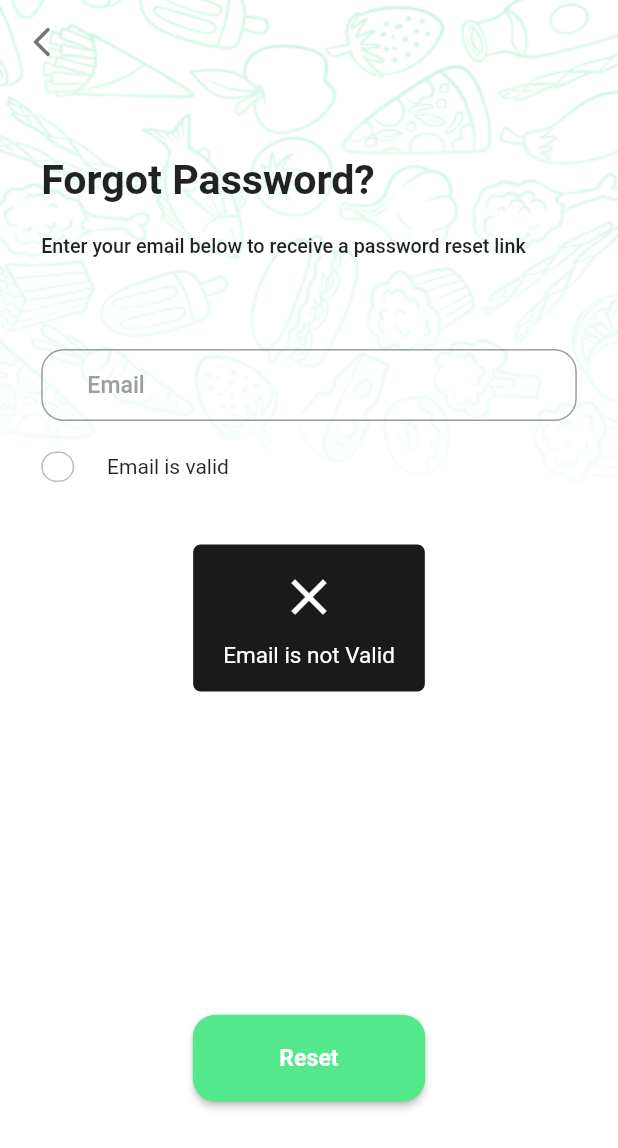
After one commit to newnormal-arch/food_ninja_ui, a Flutter app: the ForgotPasswordScreen screen opened by its route, after a tap on "Reset", on a phone screen of 412 x 824 dp. The commit adds this screen. Shown: the top 1148 px of the screen. Run offline on Flutter 3.47's test engine with Material 2 defaults, Android fonts, the phone set to English and light mode, and no system bars; our stand-ins replace email_validator, flutter_easyloading.

Commit message:
added forgot password page

```diff
--- a/lib/routes.dart
+++ b/lib/routes.dart
@@ -1,4 +1,5 @@
 import 'package:flutter/material.dart';
+import 'package:food_ninja_ui/screens/forgot%20password/forgotpassword.dart';
 import 'screens/login screen/login.dart';
 import 'screens/onboarding screen/onboarding.dart';
 import 'screens/register screen/register.dart';
@@ -11,4 +12,5 @@ final Map<String, WidgetBuilder> routes = {
   OnboardingScreen.routeName: (context) => const OnboardingScreen(),
   LoginScreen.routeName: (context) => const LoginScreen(),
   RegisterScreen.routeName: (context) => const RegisterScreen(),
+  ForgotPasswordScreen.routeName: (context) => const ForgotPasswordScreen(),
 };
--- /dev/null
+++ b/lib/screens/forgot password/forgotpassword.dart
@@ -0,0 +1,164 @@
+import 'package:email_validator/email_validator.dart';
+import 'package:flutter/material.dart';
+import 'package:flutter_easyloading/flutter_easyloading.dart';
+import 'package:food_ninja_ui/screens/login%20screen/login.dart';
+import 'package:food_ninja_ui/size_config.dart';
+
+import '../../constants.dart';
+import '../../widgets/default_button.dart';
+
+class ForgotPasswordScreen extends StatefulWidget {
+  const ForgotPasswordScreen({Key? key}) : super(key: key);
+  static const String routeName = "forgot-password";
+
+  @override
+  State<ForgotPasswordScreen> createState() => _ForgotPasswordScreenState();
+}
+
+class _ForgotPasswordScreenState extends State<ForgotPasswordScreen> {
+  bool _isEmailValid = false;
+  final _emailController = TextEditingController();
+
+  onEmailChanged(String email) {
+    setState(() {
+      _isEmailValid = false;
+      if (EmailValidator.validate(email)) _isEmailValid = true;
+    });
+  }
+
+  @override
+  Widget build(BuildContext context) {
+    return Scaffold(
+      extendBodyBehindAppBar: true,
+      appBar: AppBar(
+        elevation: 0,
+        backgroundColor: Colors.transparent,
+        leading: IconButton(
+          onPressed: () => Navigator.of(context).pop(),
+          icon: const Icon(
+            Icons.arrow_back_ios_new_rounded,
+            color: Colors.black54,
+          ),
+        ),
+      ),
+      body: Container(
+        height: MediaQuery.of(context).size.height,
+        width: MediaQuery.of(context).size.width,
+        decoration: const BoxDecoration(
+          image: DecorationImage(
+            image: AssetImage('assets/images/Background.png'),
+            fit: BoxFit.fill,
+          ),
+        ),
+        child: SingleChildScrollView(
+          child: Padding(
+            padding: EdgeInsets.symmetric(
+              horizontal: getProportionateScreenWidth(25),
+            ),
+            child: Column(
+              crossAxisAlignment: CrossAxisAlignment.start,
+              children: [
+                SizedBox(
+                  height: getProportionateScreenHeight(103),
+                ),
+                Text(
+                  'Forgot Password?',
+                  style: TextStyle(
+                    fontSize: getProportionateScreenWidth(25),
+                    fontWeight: FontWeight.w600,
+                  ),
+                ),
+                SizedBox(
+                  height: getProportionateScreenHeight(20),
+                ),
+                Text(
+                  'Enter your email below to receive a password reset link',
+                  style: TextStyle(
+                    fontSize: getProportionateScreenWidth(12),
+                    fontWeight: FontWeight.w500,
+                  ),
+                ),
+                SizedBox(
+                  height: getProportionateScreenHeight(60),
+                ),
+                TextFormField(
+                  controller: _emailController,
+                  onChanged: (email) => onEmailChanged(email),
+                  decoration: InputDecoration(
+                    contentPadding: EdgeInsets.symmetric(
+                      horizontal: getProportionateScreenWidth(28),
+                    ),
+                    hintText: 'Email',
+                    hintStyle: TextStyle(
+                      fontSize: getProportionateScreenWidth(14),
+                      fontWeight: FontWeight.w500,
+                      color: Colors.grey,
+                    ),
+                    border: OutlineInputBorder(
+                      borderRadius: BorderRadius.circular(15),
+                      borderSide: BorderSide(
+                        color: Colors.grey.shade100,
+                        width: 0.5,
+                      ),
+                    ),
+                  ),
+                ),
+                SizedBox(
+                  height: getProportionateScreenHeight(20),
+                ),
+                Row(
+                  children: [
+                    AnimatedContainer(
+                      duration: const Duration(milliseconds: 500),
+                      width: getProportionateScreenWidth(20),
+                      height: getProportionateScreenHeight(20),
+                      decoration: BoxDecoration(
+                          color: _isEmailValid
+                              ? kPrimaryGreen
+                              : Colors.transparent,
+                          border: _isEmailValid
+                              ? Border.all(color: Colors.transparent)
+                              : Border.all(color: Colors.grey.shade400),
+                          borderRadius: BorderRadius.circular(50)),
+                      child: Center(
+                        child: Icon(
+                          Icons.check,
+                          color: Colors.white,
+                          size: getProportionateScreenWidth(14),
+                        ),
+                      ),
+                    ),
+                    SizedBox(
+                      width: getProportionateScreenWidth(20),
+                    ),
+                    const Text("Email is valid")
+                  ],
+                ),
+                SizedBox(
+                  height: getProportionateScreenHeight(350),
+                ),
+                Center(
+                  child: SizedBox(
+                    width: getProportionateScreenWidth(141),
+                    child: DefaultButton(
+                      text: 'Reset',
+                      press: () {
+                        if (EmailValidator.validate(_emailController.text)) {
+                          EasyLoading.showSuccess('Reset Link Sent');
+                          Navigator.pushReplacementNamed(
+                              context, LoginScreen.routeName);
+                        } else {
+                          EasyLoading.showError('Email is not Valid');
+                        }
+                      },
+                    ),
+                  ),
+                ),
+              ],
+            ),
+          ),
+        ),
+      ),
+    );
+  }
+}
--- a/lib/screens/login screen/login.dart
+++ b/lib/screens/login screen/login.dart
@@ -1,5 +1,6 @@
 import 'package:flutter/material.dart';
 import 'package:food_ninja_ui/constants.dart';
+import 'package:food_ninja_ui/screens/forgot%20password/forgotpassword.dart';
 import 'package:food_ninja_ui/screens/register%20screen/register.dart';
 import 'package:food_ninja_ui/size_config.dart';
 import 'package:food_ninja_ui/widgets/default_button.dart';
@@ -180,12 +181,16 @@ class LoginScreen extends StatelessWidget {
                 SizedBox(
                   height: getProportionateScreenHeight(20),
                 ),
-                Text(
-                  'Forgot Password',
-                  style: TextStyle(
-                    color: kSecondaryGreen,
-                    fontSize: getProportionateScreenWidth(12),
-                    fontWeight: FontWeight.w500,
+                InkWell(
+                  onTap: () => Navigator.pushNamed(
+                      context, ForgotPasswordScreen.routeName),
+                  child: Text(
+                    'Forgot Password',
+                    style: TextStyle(
+                      color: kSecondaryGreen,
+                      fontSize: getProportionateScreenWidth(12),
+                      fontWeight: FontWeight.w500,
+                    ),
                   ),
                 ),
                 SizedBox(
```
